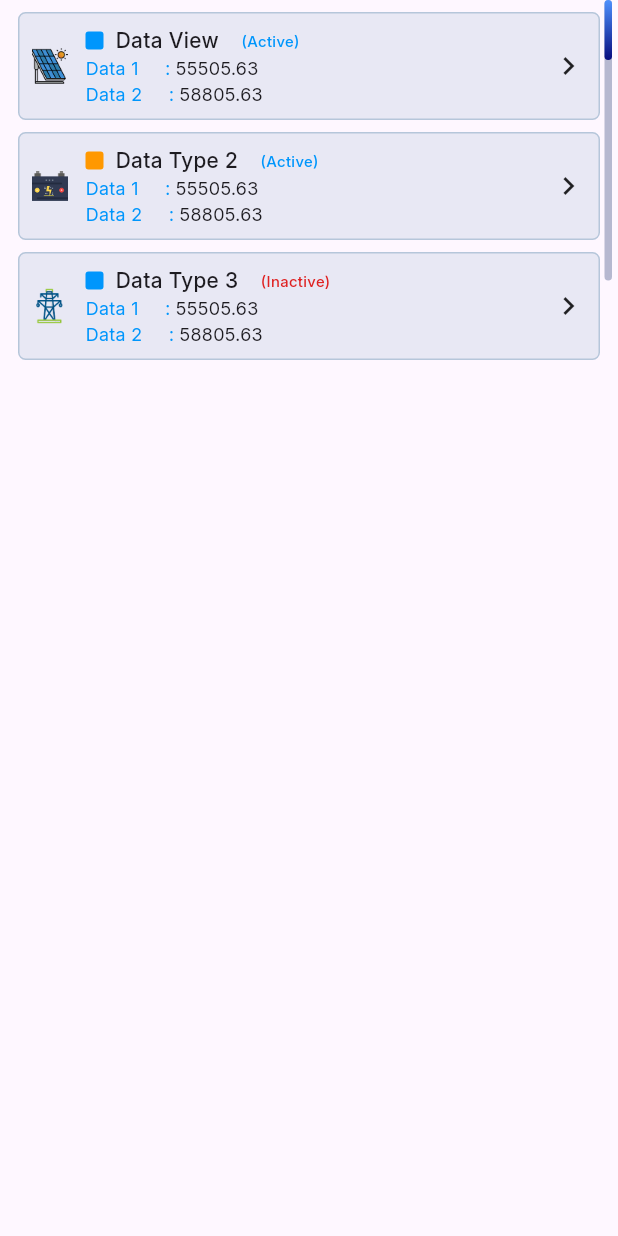
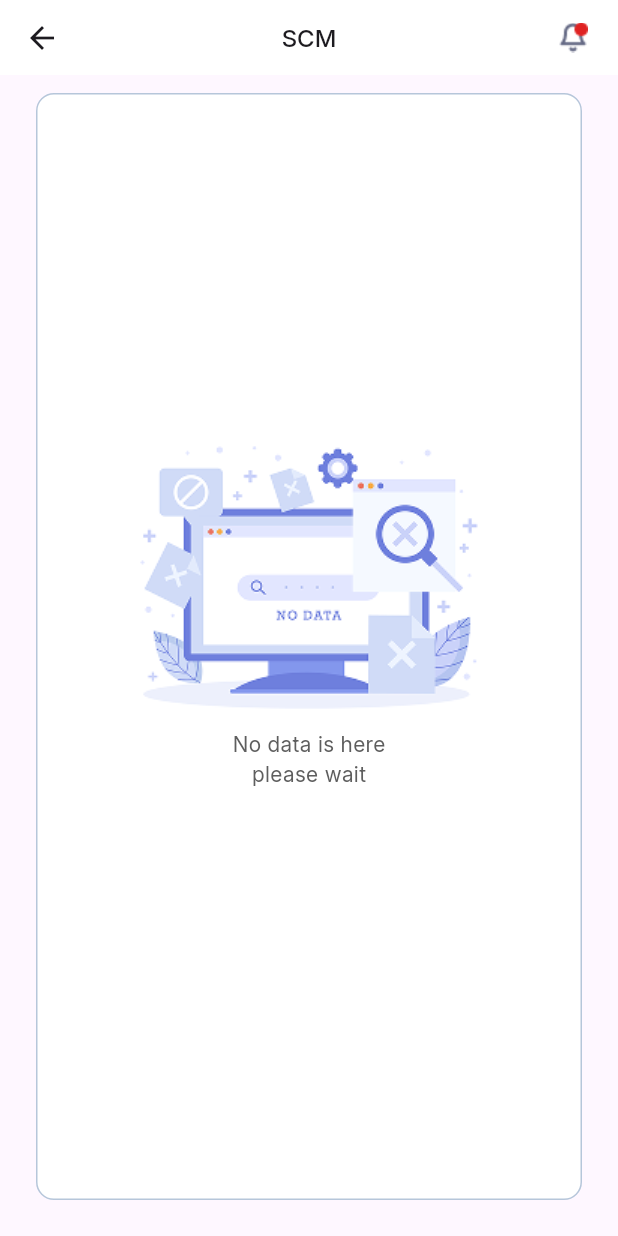
Before and after one commit to Shahin4292/Scube-Task-App, a Flutter app: the DataViewCardStack widget shown alone on an empty page, opened directly with empty values, after a tap on "Data Type 2", on a phone screen of 412 x 824 dp. Run offline on Flutter 3.47's test engine with Material 3 defaults, Android fonts, the phone set to English and light mode, and no system bars; our stand-ins replace get.

Commit message:
dashboard found page all done

```diff
--- /dev/null
+++ b/lib/features/dashboard/screens/dashborad_found_screen.dart
@@ -0,0 +1,38 @@
+import 'package:flutter/material.dart';
+import 'package:scube_task_app/base/custom_app_bar.dart';
+import 'package:scube_task_app/utils/app_color.dart';
+import 'package:scube_task_app/utils/dimensions.dart';
+import 'package:scube_task_app/utils/image_path.dart';
+import 'package:scube_task_app/utils/styles.dart';
+
+class DashboardFoundScreen extends StatelessWidget {
+  const DashboardFoundScreen({super.key});
+
+  @override
+  Widget build(BuildContext context) {
+    return Scaffold(
+      appBar: CustomAppBar(title: 'SCM'),
+      body: Padding(
+        padding: EdgeInsets.only(top: Dimensions.paddingSizeMedium, left: Dimensions.paddingSizeExtraLarge, right: Dimensions.paddingSizeExtraLarge, bottom: Dimensions.paddingSizeExtraLarge),
+        child: Container(
+          width: MediaQuery.sizeOf(context).width,
+          padding: EdgeInsets.only(right: 26, left: 26, bottom: 50),
+          decoration: BoxDecoration(
+            borderRadius: BorderRadius.all(Radius.circular(Dimensions.paddingSizeMedium)),
+            border: Border.all(color: AppColor.borderViolet),
+            color: Colors.white,
+          ),
+          child: Column(
+            mainAxisAlignment: .center,
+            children: [
+              Image.asset(ImagePath.dataFound, height: 193, width: 259,),
+              SizedBox(height: 8),
+              Text("No data is here",style: interRegular.copyWith(fontSize: 14, color: AppColor.darkGrey)),
+              Text("please wait",style: interRegular.copyWith(fontSize: 14, color: AppColor.darkGrey)),
+            ],
+          ),
+        ),
+      ),
+    );
+  }
+}
--- a/lib/features/dashboard/widget/data_view_stack.dart
+++ b/lib/features/dashboard/widget/data_view_stack.dart
@@ -1,4 +1,6 @@
 import 'package:flutter/material.dart';
+import 'package:get/get.dart';
+import 'package:scube_task_app/features/dashboard/screens/dashborad_found_screen.dart';
 import 'package:scube_task_app/features/dashboard/widget/vertical_indicator.dart';
 import 'package:scube_task_app/utils/app_color.dart';
 import 'package:scube_task_app/utils/dimensions.dart';
@@ -44,6 +46,7 @@ class DataViewCardStack extends StatelessWidget {
                 data1: '55505.63',
                 data2: '58805.63',
                 onTap: () {
+                  Get.to(() => DashboardFoundScreen());
                 },
               ),
 
--- a/lib/features/login/screens/login_screen.dart
+++ b/lib/features/login/screens/login_screen.dart
@@ -119,7 +119,9 @@ class LoginScreen extends StatelessWidget {
                       ),
                       onPressed: () {
                         if (formKey.currentState!.validate()) {
-                          Get.to(() => ElectricitySummaryScreen());
+                          Get.to(() => DashboardScreen());
+                          passwordController.clear();
+                          usernameController.clear();
                         }
                       },
                       child: Text(
--- a/lib/utils/image_path.dart
+++ b/lib/utils/image_path.dart
@@ -11,4 +11,5 @@ class ImagePath {
   static const String fire = 'assets/images/fire.png';
   static const String generatorD = 'assets/images/generatord.png';
   static const String faucet = 'assets/images/faucet.png';
+  static const String dataFound = 'assets/images/data_found.png';
 }
```
Also changed, not shown: lib/base/custom_app_bar.dart (+10 -6 lines), lib/features/dashboard/screens/dashboard_screen.dart (+9 -34 lines), assets/images/data_found.png (added).
